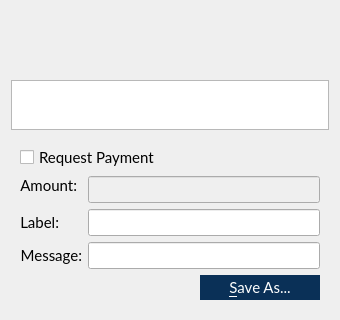
Before: the Qt Designer form src/qt/forms/qrcodedialog.ui in VeriConomy/vericoin, drawn with Qt 5; both pictures show x 0 to 340 and y 237 to 557 of the 340 by 557 pixel window.
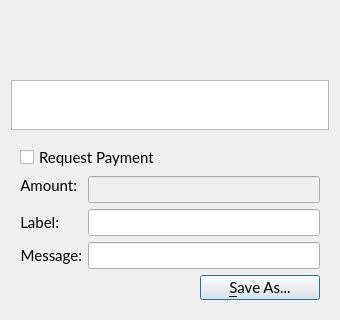
After: the same form once the commit is applied. Custom widgets are drawn as their Qt base class.

Diff of the .ui file:
```diff
--- a/src/qt/forms/qrcodedialog.ui
+++ b/src/qt/forms/qrcodedialog.ui
@@ -194,8 +194,7 @@
            </font>
           </property>
           <property name="styleSheet">
-           <string notr="true">QPushButton { background : #0a3057; border : none; color: #FFFFFF} QPushButton:hover { background : #418BCA; } 
-QPushButton:pressed { background : #418BCA; }</string>
+           <string notr="true"/>
           </property>
           <property name="text">
            <string>&amp;Save As...</string>
```
